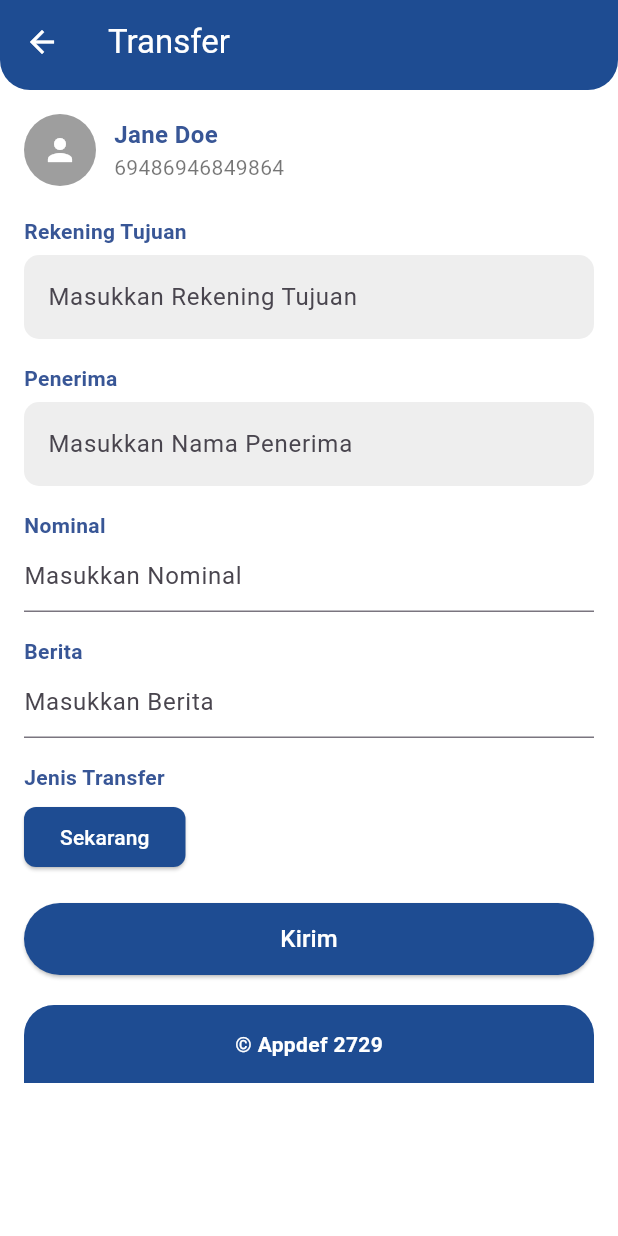
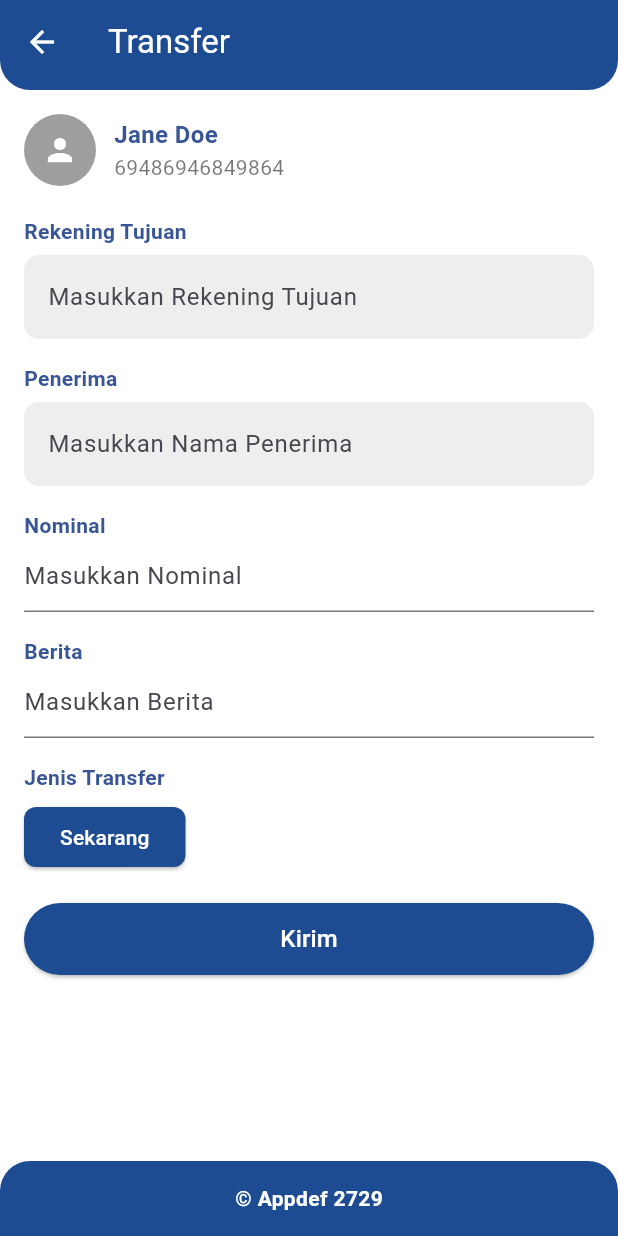
Before and after one commit to Rev1noo/bcapakiwan, a Flutter app: the TransferPage screen opened directly, on a phone screen of 412 x 824 dp. Run offline on Flutter 3.47's test engine with Material 3 defaults, Android fonts, the light colour scheme and no system bars.

Commit message:
transfer

```diff
--- a/lib/transfer.dart
+++ b/lib/transfer.dart
@@ -1,15 +1,15 @@
 import 'package:flutter/material.dart';
 
 void main() {
-  runApp(const transfer());
+  runApp(const TransferApp());
 }
 
-class transfer extends StatelessWidget {
-  const transfer({super.key});
+class TransferApp extends StatelessWidget {
+  const TransferApp({super.key});
 
   @override
   Widget build(BuildContext context) {
-    return MaterialApp(
+    return const MaterialApp(
       debugShowCheckedModeBanner: false,
       home: TransferPage(),
     );
@@ -42,6 +42,8 @@ class _TransferPageState extends State<TransferPage> {
   Widget build(BuildContext context) {
     return Scaffold(
       backgroundColor: Colors.white,
+
+      // 🔹 AppBar dengan corner radius bawah
       appBar: PreferredSize(
         preferredSize: const Size.fromHeight(60),
         child: ClipRRect(
@@ -65,6 +67,8 @@ class _TransferPageState extends State<TransferPage> {
           ),
         ),
       ),
+
+      // 🔹 Body konten
       body: Padding(
         padding: const EdgeInsets.all(16),
         child: ListView(
@@ -199,31 +203,27 @@ class _TransferPageState extends State<TransferPage> {
               ),
             ),
             const SizedBox(height: 20),
+          ],
+        ),
+      ),
 
-            // Footer mirip AppBar
-            Align(
-              alignment: Alignment.bottomCenter,
-              child: Container(
-              width: double.infinity,
-              decoration: const BoxDecoration(
-                color: Color(0xFF1E4C92),
-                borderRadius: BorderRadius.only(
+      // 🔹 Sticky Footer mirip AppBar
+      bottomNavigationBar: ClipRRect(
+  borderRadius: const BorderRadius.only(
     topLeft: Radius.circular(20),
     topRight: Radius.circular(20),
   ),
-              ),
-              padding: const EdgeInsets.symmetric(vertical: 16, horizontal: 0),
-              margin: const EdgeInsets.only(bottom: 0),
-              child: const Center(
-                child: Text(
+  child: Container(
+    height: 50, // kasih tinggi biar ga nutup full screen
+    color: const Color(0xFF1E4C92),
+    alignment: Alignment.center,
+    child: const Text(
       "© Appdef 2729",
       style: TextStyle(
-                  color: Colors.white, fontWeight: FontWeight.bold),
+        color: Colors.white,
+        fontWeight: FontWeight.bold,
       ),
     ),
-              ),
-            ),
-          ],
   ),
 ),
     );
```
Lines whose indentation alone changed are shown as unchanged.
